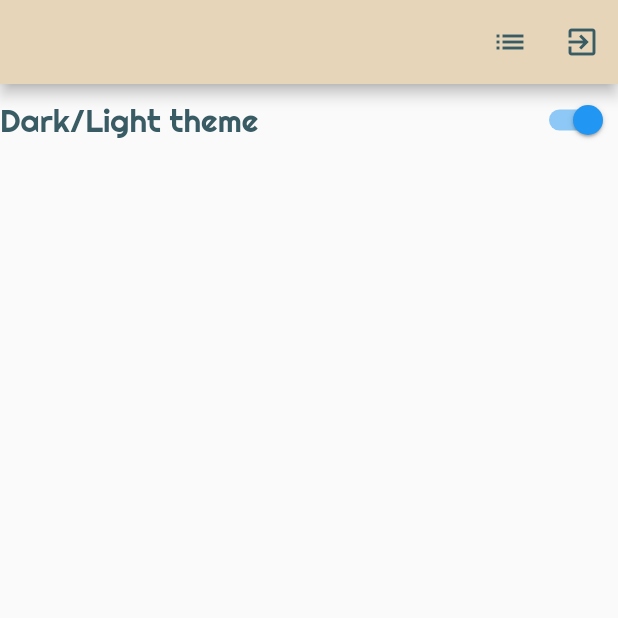
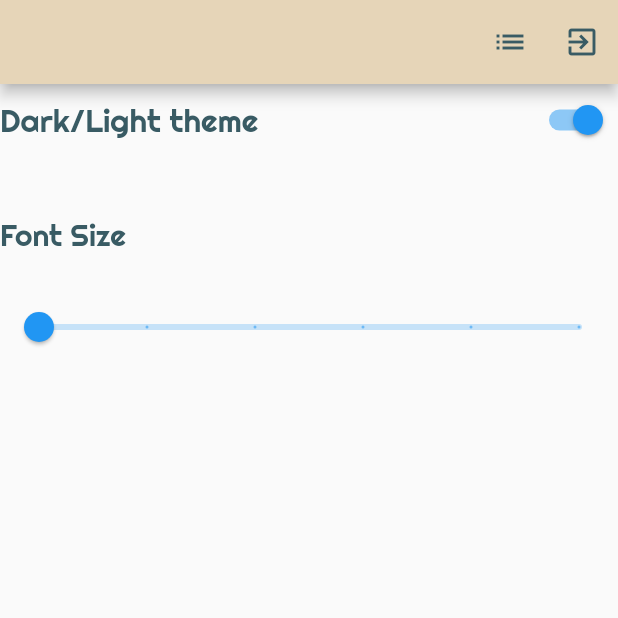
Before and after one commit to cjp-engr/cj-flutter-todo-app-w-firebase, a Flutter app: the SettingsPage screen opened directly, on a phone screen of 412 x 824 dp, the top half of it. Run offline on Flutter 3.47's test engine with Material 2 defaults, Android fonts, the phone set to English and light mode, and no system bars; our stand-ins replace bloc, cloud_firestore, equatable, firebase_auth, firebase_core, flutter_bloc and 3 more; accounts and stored records are empty; statements that could not run were skipped.

Commit message:
implement font size bloc

```diff
--- a/lib/blocs/blocs.dart
+++ b/lib/blocs/blocs.dart
@@ -8,3 +8,4 @@ export 'todos/todo_filter/todo_filter_bloc.dart';
 export 'todos/todo_list/todo_list_bloc.dart';
 export 'todos/todo_search/todo_search_bloc.dart';
 export 'settings/theme/theme_bloc.dart';
+export 'settings/font_size/font_size_bloc.dart';
--- a/lib/blocs/settings/font_size/font_size_bloc.dart
+++ b/lib/blocs/settings/font_size/font_size_bloc.dart
@@ -5,9 +5,9 @@ part 'font_size_event.dart';
 part 'font_size_state.dart';
 
 class FontSizeBloc extends Bloc<FontSizeEvent, FontSizeState> {
-  FontSizeBloc() : super(FontSizeInitial()) {
-    on<FontSizeEvent>((event, emit) {
-      // TODO: implement event handler
+  FontSizeBloc() : super(FontSizeState.initial()) {
+    on<ChangeFontSizeEvent>((event, emit) {
+      emit(state.copyWith(fontSize: event.fontSize));
     });
   }
 }
--- a/lib/blocs/settings/font_size/font_size_event.dart
+++ b/lib/blocs/settings/font_size/font_size_event.dart
@@ -6,3 +6,10 @@ abstract class FontSizeEvent extends Equatable {
   @override
   List<Object> get props => [];
 }
+
+class ChangeFontSizeEvent extends FontSizeEvent {
+  final double fontSize;
+  ChangeFontSizeEvent({
+    required this.fontSize,
+  });
+}
--- a/lib/blocs/settings/font_size/font_size_state.dart
+++ b/lib/blocs/settings/font_size/font_size_state.dart
@@ -1,10 +1,26 @@
 part of 'font_size_bloc.dart';
 
-abstract class FontSizeState extends Equatable {
-  const FontSizeState();
+class FontSizeState extends Equatable {
+  final double fontSize;
+  FontSizeState({
+    this.fontSize = 20,
+  });
+
+  factory FontSizeState.initial() {
+    return FontSizeState();
+  }
 
   @override
-  List<Object> get props => [];
+  List<Object?> get props => [fontSize];
+
+  @override
+  String toString() => 'FontSizeState(fontSize: $fontSize)';
+
+  FontSizeState copyWith({
+    double? fontSize,
+  }) {
+    return FontSizeState(
+      fontSize: fontSize ?? this.fontSize,
+    );
+  }
 }
-
-class FontSizeInitial extends FontSizeState {}
--- a/lib/main.dart
+++ b/lib/main.dart
@@ -92,6 +92,9 @@ class MyApp extends StatelessWidget {
           ),
           BlocProvider<ThemeBloc>(
             create: (context) => ThemeBloc(),
+          ),
+          BlocProvider<FontSizeBloc>(
+            create: (context) => FontSizeBloc(),
           ),
         ],
         child: BlocBuilder<ThemeBloc, ThemeState>(
--- a/lib/pages/user/settings_page.dart
+++ b/lib/pages/user/settings_page.dart
@@ -11,6 +11,7 @@ class SettingsPage extends StatelessWidget {
   Widget build(BuildContext context) {
     final isThemeLightSwitch =
         context.watch<ThemeBloc>().state.isThemeLightSwitch;
+    final fontSize = context.watch<FontSizeBloc>().state.fontSize;
     return Scaffold(
       appBar: AppBar(
         automaticallyImplyLeading: false,
@@ -54,7 +55,40 @@ class SettingsPage extends StatelessWidget {
                 },
               ),
             ],
-          )
+          ),
+          SizedBox(
+            height: 40,
+          ),
+          Column(
+            crossAxisAlignment: CrossAxisAlignment.start,
+            children: [
+              Container(
+                height: 50,
+                child: Text(
+                  'Font Size',
+                  style: Theme.of(context).textTheme.bodyText1!.merge(
+                        TextStyle(
+                          fontSize: fontSize,
+                        ),
+                      ),
+                ),
+              ),
+              Slider(
+                value: fontSize,
+                min: 20,
+                max: 35,
+                divisions: 5,
+                label: fontSize.round().toString(),
+                onChanged: (double value) {
+                  context.read<FontSizeBloc>().add(
+                        ChangeFontSizeEvent(
+                          fontSize: value,
+                        ),
+                      );
+                },
+              ),
+            ],
+          ),
         ],
       ),
     );
--- a/lib/utils/error_dialog.dart
+++ b/lib/utils/error_dialog.dart
@@ -8,7 +8,7 @@ import '../models/custom_error.dart';
 void errorDialog(BuildContext context, CustomError e) {
   print('code: ${e.code}\nmessage: ${e.message}\nplugin: ${e.plugin}\n');
 
-  if (!Platform.isIOS) {
+  if (Platform.isIOS) {
     showCupertinoDialog(
       context: context,
       builder: (context) {
```
Also changed, not shown: lib/pages/todos/show_todos.dart (+5 -5 lines).
